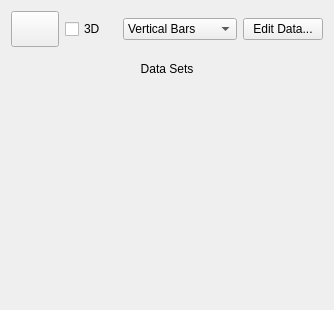
Qt form plugins/chartshape/PlotAreaConfigWidget.ui (KDE/calligra) before a commit.
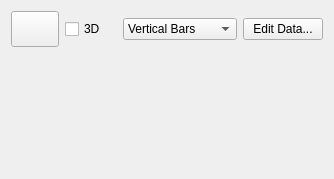
The same form after that commit. Icons and pictures are not drawn. Custom widgets are drawn as their Qt base class.

Commit message: Chart: Add RingConfigWidget

```diff
--- a/plugins/chartshape/PlotAreaConfigWidget.ui
+++ b/plugins/chartshape/PlotAreaConfigWidget.ui
@@ -8,7 +8,7 @@
     <x>0</x>
     <y>0</y>
     <width>334</width>
-    <height>310</height>
+    <height>179</height>
    </rect>
   </property>
   <layout class="QVBoxLayout" name="verticalLayout_4">
@@ -88,7 +88,7 @@
    <item>
     <widget class="QStackedWidget" name="stackedWidget">
      <property name="currentIndex">
-      <number>3</number>
+      <number>4</number>
      </property>
      <widget class="QWidget" name="cartesianPage">
       <layout class="QVBoxLayout" name="verticalLayout_2">
@@ -233,6 +233,33 @@
        </item>
       </layout>
      </widget>
+     <widget class="QWidget" name="ringPage">
+      <layout class="QVBoxLayout" name="verticalLayout_7">
+       <item>
+        <widget class="KoChart::RingConfigWidget" name="ringConfigWidget" native="true">
+         <property name="minimumSize">
+          <size>
+           <width>0</width>
+           <height>40</height>
+          </size>
+         </property>
+        </widget>
+       </item>
+       <item>
+        <spacer name="verticalSpacer_4">
+         <property name="orientation">
+          <enum>Qt::Vertical</enum>
+         </property>
+         <property name="sizeHint" stdset="0">
+          <size>
+           <width>20</width>
+           <height>40</height>
+          </size>
+         </property>
+        </spacer>
+       </item>
+      </layout>
+     </widget>
     </widget>
    </item>
   </layout>
@@ -268,6 +295,12 @@
    <header>RadarDataSetConfigWidget.h</header>
    <container>1</container>
   </customwidget>
+  <customwidget>
+   <class>KoChart::RingConfigWidget</class>
+   <extends>QWidget</extends>
+   <header>RingConfigWidget.h</header>
+   <container>1</container>
+  </customwidget>
  </customwidgets>
  <resources/>
  <connections/>
```
Left out of the diff: 18 changed lines with no effect on the pictures. The commit also changes 10 other files.
